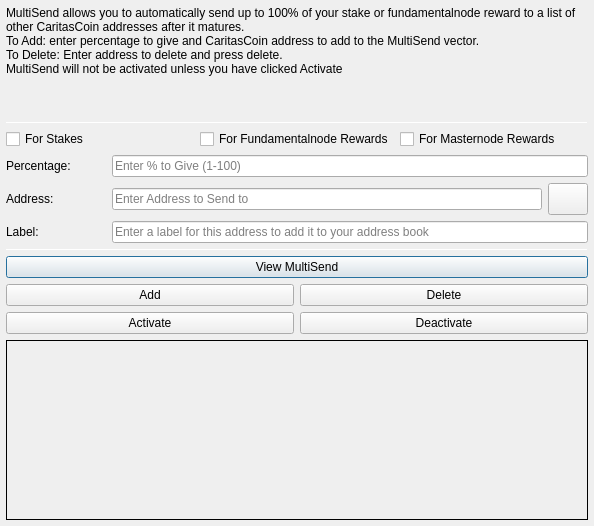
Before: the Qt Designer form src/qt/forms/multisenddialog.ui in caritascoin/caritascoin, drawn with Qt 5.
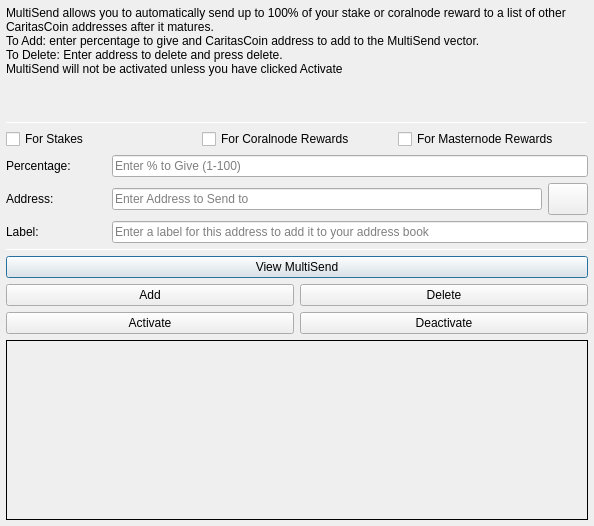
After: the same form once the commit is applied. Icons and pictures are not drawn.

```diff
--- a/src/qt/forms/multisenddialog.ui
+++ b/src/qt/forms/multisenddialog.ui
@@ -37,7 +37,7 @@
         <number>1</number>
        </property>
        <property name="text">
-        <string>MultiSend allows you to automatically send up to 100% of your stake or fundamentalnode reward to a list of other CaritasCoin addresses after it matures.
+        <string>MultiSend allows you to automatically send up to 100% of your stake or coralnode reward to a list of other CaritasCoin addresses after it matures.
 To Add: enter percentage to give and CaritasCoin address to add to the MultiSend vector.
 To Delete: Enter address to delete and press delete.
 MultiSend will not be activated unless you have clicked Activate</string>
@@ -83,7 +83,7 @@
          <item>
           <widget class="QCheckBox" name="multiSendFundamentalnodeCheckBox">
            <property name="text">
-            <string>For Fundamentalnode Rewards</string>
+            <string>For Coralnode Rewards</string>
            </property>
           </widget>
          </item>
```
Left out of the diff: 2 changed lines with no effect on the pictures.
